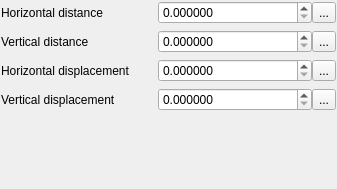
Before: the Qt Designer form src/ui/symbollayer/widget_pointpatternfill.ui in qgis/QGIS, drawn with Qt 5.
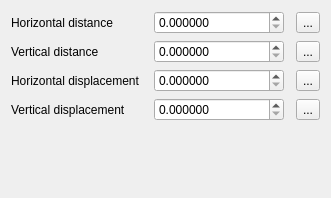
After: the same form once the commit is applied. Custom widgets are drawn as their Qt base class.

```diff
--- a/src/ui/symbollayer/widget_pointpatternfill.ui
+++ b/src/ui/symbollayer/widget_pointpatternfill.ui
@@ -6,26 +6,14 @@
    <rect>
     <x>0</x>
     <y>0</y>
-    <width>337</width>
-    <height>189</height>
+    <width>331</width>
+    <height>198</height>
    </rect>
   </property>
   <property name="windowTitle">
    <string>Form</string>
   </property>
-  <layout class="QFormLayout" name="formLayout">
-   <property name="fieldGrowthPolicy">
-    <enum>QFormLayout::AllNonFixedFieldsGrow</enum>
-   </property>
-   <property name="labelAlignment">
-    <set>Qt::AlignLeading|Qt::AlignLeft|Qt::AlignTop</set>
-   </property>
-   <property name="horizontalSpacing">
-    <number>28</number>
-   </property>
-   <property name="margin">
-    <number>1</number>
-   </property>
+  <layout class="QGridLayout" name="gridLayout">
    <item row="0" column="0">
     <widget class="QLabel" name="mHorizontalDistanceLabel">
      <property name="text">
@@ -33,53 +21,10 @@
      </property>
     </widget>
    </item>
-   <item row="0" column="1">
-    <layout class="QHBoxLayout" name="horizontalLayout">
-     <item>
-      <widget class="QgsDoubleSpinBox" name="mHorizontalDistanceSpinBox">
-       <property name="sizePolicy">
-        <sizepolicy hsizetype="Minimum" vsizetype="Fixed">
-         <horstretch>1</horstretch>
-         <verstretch>0</verstretch>
-        </sizepolicy>
-       </property>
-       <property name="decimals">
-        <number>6</number>
-       </property>
-       <property name="maximum">
-        <double>99999999.989999994635582</double>
-       </property>
-       <property name="singleStep">
-        <double>0.200000000000000</double>
-       </property>
-       <property name="showClearButton" stdset="0">
-        <bool>false</bool>
-       </property>
-      </widget>
-     </item>
-     <item>
-      <widget class="QgsDataDefinedButton" name="mHorizontalDistanceDDBtn">
-       <property name="text">
-        <string>...</string>
-       </property>
-      </widget>
-     </item>
-     <item>
-      <widget class="QgsUnitSelectionWidget" name="mHorizontalDistanceUnitWidget" native="true">
-       <property name="minimumSize">
-        <size>
-         <width>0</width>
-         <height>0</height>
-        </size>
-       </property>
-      </widget>
-     </item>
-    </layout>
-   </item>
-   <item row="1" column="0">
-    <widget class="QLabel" name="mVerticalDistanceLabel">
+   <item row="2" column="0">
+    <widget class="QLabel" name="mHorizontalDisplacementLabel">
      <property name="text">
-      <string>Vertical distance</string>
+      <string>Horizontal displacement</string>
      </property>
     </widget>
    </item>
@@ -107,68 +52,18 @@
        </property>
       </widget>
      </item>
-     <item>
-      <widget class="QgsDataDefinedButton" name="mVerticalDistanceDDBtn">
-       <property name="text">
-        <string>...</string>
-       </property>
-      </widget>
-     </item>
      <item>
       <widget class="QgsUnitSelectionWidget" name="mVerticalDistanceUnitWidget" native="true"/>
      </item>
     </layout>
    </item>
-   <item row="2" column="0">
-    <widget class="QLabel" name="mHorizontalDisplacementLabel">
+   <item row="1" column="2">
+    <widget class="QgsDataDefinedButton" name="mVerticalDistanceDDBtn">
      <property name="text">
-      <string>Horizontal displacement</string>
+      <string>...</string>
      </property>
     </widget>
    </item>
-   <item row="2" column="1">
-    <layout class="QHBoxLayout" name="horizontalLayout_4">
-     <item>
-      <widget class="QgsDoubleSpinBox" name="mHorizontalDisplacementSpinBox">
-       <property name="sizePolicy">
-        <sizepolicy hsizetype="Minimum" vsizetype="Fixed">
-         <horstretch>1</horstretch>
-         <verstretch>0</verstretch>
-        </sizepolicy>
-       </property>
-       <property name="decimals">
-        <number>6</number>
-       </property>
-       <property name="maximum">
-        <double>99999999.989999994635582</double>
-       </property>
-       <property name="singleStep">
-        <double>0.200000000000000</double>
-       </property>
-       <property name="showClearButton" stdset="0">
-        <bool>true</bool>
-       </property>
-      </widget>
-     </item>
-     <item>
-      <widget class="QgsDataDefinedButton" name="mHorizontalDisplacementDDBtn">
-       <property name="text">
-        <string>...</string>
-       </property>
-      </widget>
-     </item>
-     <item>
-      <widget class="QgsUnitSelectionWidget" name="mHorizontalDisplacementUnitWidget" native="true">
-       <property name="minimumSize">
-        <size>
-         <width>0</width>
-         <height>0</height>
-        </size>
-       </property>
-      </widget>
-     </item>
-    </layout>
-   </item>
    <item row="3" column="0">
     <widget class="QLabel" name="mVerticalDisplacementLabel">
      <property name="text">
@@ -200,13 +95,6 @@
        </property>
       </widget>
      </item>
-     <item>
-      <widget class="QgsDataDefinedButton" name="mVerticalDisplacementDDBtn">
-       <property name="text">
-        <string>...</string>
-       </property>
-      </widget>
-     </item>
      <item>
       <widget class="QgsUnitSelectionWidget" name="mVerticalDisplacementUnitWidget" native="true">
        <property name="minimumSize">
@@ -219,6 +107,119 @@
      </item>
     </layout>
    </item>
+   <item row="0" column="2">
+    <widget class="QgsDataDefinedButton" name="mHorizontalDistanceDDBtn">
+     <property name="text">
+      <string>...</string>
+     </property>
+    </widget>
+   </item>
+   <item row="1" column="0">
+    <widget class="QLabel" name="mVerticalDistanceLabel">
+     <property name="text">
+      <string>Vertical distance</string>
+     </property>
+    </widget>
+   </item>
+   <item row="2" column="1">
+    <layout class="QHBoxLayout" name="horizontalLayout_4">
+     <item>
+      <widget class="QgsDoubleSpinBox" name="mHorizontalDisplacementSpinBox">
+       <property name="sizePolicy">
+        <sizepolicy hsizetype="Minimum" vsizetype="Fixed">
+         <horstretch>1</horstretch>
+         <verstretch>0</verstretch>
+        </sizepolicy>
+       </property>
+       <property name="decimals">
+        <number>6</number>
+       </property>
+       <property name="maximum">
+        <double>99999999.989999994635582</double>
+       </property>
+       <property name="singleStep">
+        <double>0.200000000000000</double>
+       </property>
+       <property name="showClearButton" stdset="0">
+        <bool>true</bool>
+       </property>
+      </widget>
+     </item>
+     <item>
+      <widget class="QgsUnitSelectionWidget" name="mHorizontalDisplacementUnitWidget" native="true">
+       <property name="minimumSize">
+        <size>
+         <width>0</width>
+         <height>0</height>
+        </size>
+       </property>
+      </widget>
+     </item>
+    </layout>
+   </item>
+   <item row="2" column="2">
+    <widget class="QgsDataDefinedButton" name="mHorizontalDisplacementDDBtn">
+     <property name="text">
+      <string>...</string>
+     </property>
+    </widget>
+   </item>
+   <item row="0" column="1">
+    <layout class="QHBoxLayout" name="horizontalLayout">
+     <item>
+      <widget class="QgsDoubleSpinBox" name="mHorizontalDistanceSpinBox">
+       <property name="sizePolicy">
+        <sizepolicy hsizetype="Minimum" vsizetype="Fixed">
+         <horstretch>1</horstretch>
+         <verstretch>0</verstretch>
+        </sizepolicy>
+       </property>
+       <property name="decimals">
+        <number>6</number>
+       </property>
+       <property name="maximum">
+        <double>99999999.989999994635582</double>
+       </property>
+       <property name="singleStep">
+        <double>0.200000000000000</double>
+       </property>
+       <property name="showClearButton" stdset="0">
+        <bool>false</bool>
+       </property>
+      </widget>
+     </item>
+     <item>
+      <widget class="QgsUnitSelectionWidget" name="mHorizontalDistanceUnitWidget" native="true">
+       <property name="minimumSize">
+        <size>
+         <width>0</width>
+         <height>0</height>
+        </size>
+       </property>
+      </widget>
+     </item>
+    </layout>
+   </item>
+   <item row="3" column="2">
+    <widget class="QgsDataDefinedButton" name="mVerticalDisplacementDDBtn">
+     <property name="text">
+      <string>...</string>
+     </property>
+    </widget>
+   </item>
+   <item row="4" column="0" colspan="2">
+    <spacer name="verticalSpacer">
+     <property name="orientation">
+      <enum>Qt::Vertical</enum>
+     </property>
+     <property name="sizeHint" stdset="0">
+      <size>
+       <width>20</width>
+       <height>40</height>
+      </size>
+     </property>
+    </spacer>
+   </item>
   </layout>
  </widget>
  <customwidgets>
```
